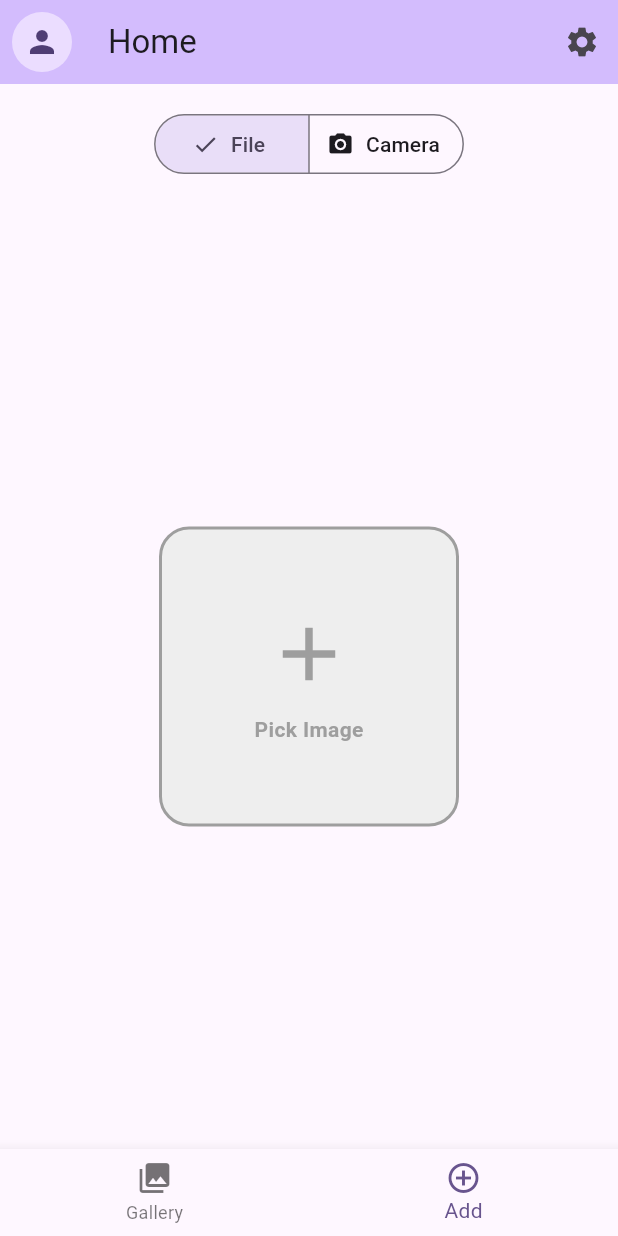
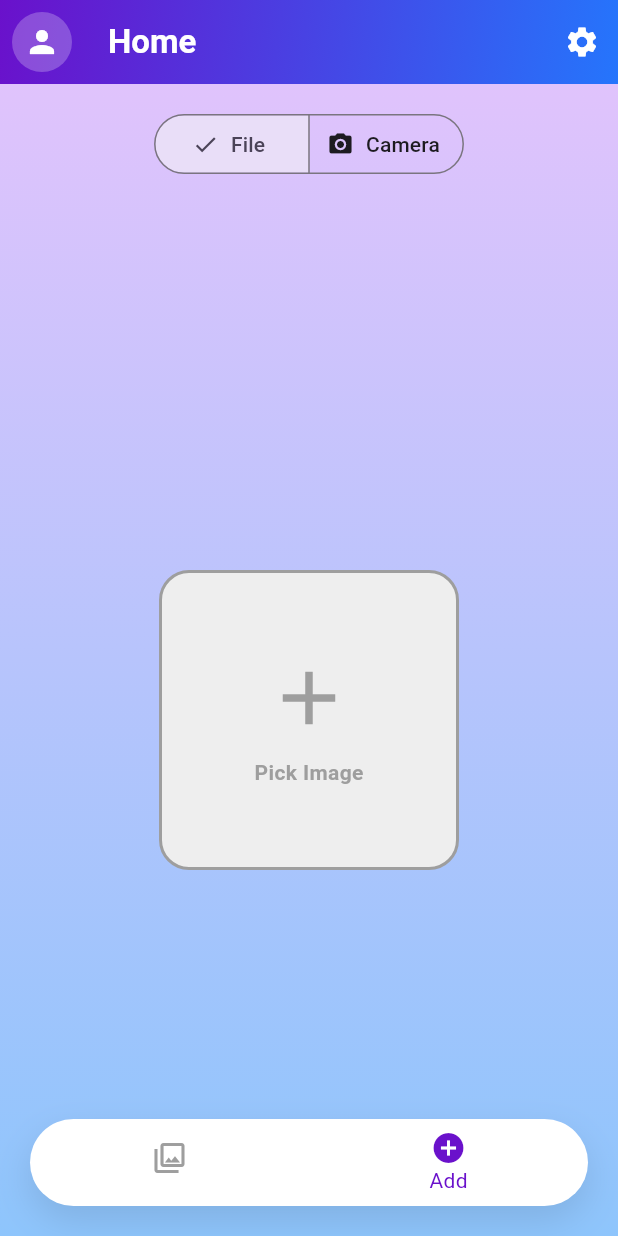
Before and after one commit to Luigi196362/IA-flutter, a Flutter app: the HomeScreen screen opened directly with empty values, item 2 of the bottom bar chosen, on a phone screen of 412 x 824 dp. Run offline on Flutter 3.47's test engine with Material 3 defaults, Android fonts, the phone set to English and light mode, and no system bars; our stand-ins replace camera, image_picker; network calls fail.

Commit message:
Mejora de interfaz de usuario

```diff
--- a/lib/screens/home_screen.dart
+++ b/lib/screens/home_screen.dart
@@ -32,9 +32,26 @@ class _HomeScreenState extends State<HomeScreen> {
     ];
 
     return Scaffold(
+      extendBody: true, // Important for floating bottom bar
       appBar: AppBar(
-        title: Text(AppLocalizations.of(context)!.homeTitle),
-        backgroundColor: Theme.of(context).colorScheme.inversePrimary,
+        title: Text(
+          AppLocalizations.of(context)!.homeTitle,
+          style: const TextStyle(
+            fontWeight: FontWeight.bold,
+            color: Colors.white,
+          ),
+        ),
+        backgroundColor: Colors.transparent,
+        elevation: 0,
+        flexibleSpace: Container(
+          decoration: const BoxDecoration(
+            gradient: LinearGradient(
+              colors: [Color(0xFF6A11CB), Color(0xFF2575FC)],
+              begin: Alignment.topLeft,
+              end: Alignment.bottomRight,
+            ),
+          ),
+        ),
         leading: Builder(
           builder: (context) => GestureDetector(
             onTap: () {
@@ -42,13 +59,16 @@ class _HomeScreenState extends State<HomeScreen> {
             },
             child: const Padding(
               padding: EdgeInsets.all(8.0),
-              child: CircleAvatar(child: Icon(Icons.person)),
+              child: CircleAvatar(
+                backgroundColor: Colors.white24,
+                child: Icon(Icons.person, color: Colors.white),
+              ),
             ),
           ),
         ),
         actions: [
           IconButton(
-            icon: const Icon(Icons.settings),
+            icon: const Icon(Icons.settings, color: Colors.white),
             onPressed: () {
               Navigator.push(
                 context,
@@ -59,26 +79,70 @@ class _HomeScreenState extends State<HomeScreen> {
         ],
       ),
       drawer: Drawer(
+        child: Container(
+          decoration: const BoxDecoration(
+            gradient: LinearGradient(
+              begin: Alignment.topCenter,
+              end: Alignment.bottomCenter,
+              colors: [Colors.white, Color(0xFFF3F4F6)],
+            ),
+          ),
           child: ListView(
             padding: EdgeInsets.zero,
             children: [
               UserAccountsDrawerHeader(
-              accountName: Text(widget.username),
+                accountName: Text(
+                  widget.username,
+                  style: const TextStyle(
+                    fontSize: 20,
+                    fontWeight: FontWeight.bold,
+                  ),
+                ),
                 accountEmail: null,
-              currentAccountPicture: const CircleAvatar(
-                child: Icon(Icons.person, size: 40),
+                currentAccountPicture: Container(
+                  decoration: BoxDecoration(
+                    shape: BoxShape.circle,
+                    border: Border.all(color: Colors.white, width: 2),
+                    boxShadow: [
+                      BoxShadow(
+                        color: Colors.black.withOpacity(0.2),
+                        blurRadius: 8,
+                        offset: const Offset(0, 4),
                       ),
-              decoration: BoxDecoration(
-                color: Theme.of(context).colorScheme.primary,
+                    ],
+                  ),
+                  child: const CircleAvatar(
+                    backgroundColor: Colors.white,
+                    child: Icon(
+                      Icons.person,
+                      size: 40,
+                      color: Color(0xFF6A11CB),
+                    ),
+                  ),
+                ),
+                decoration: const BoxDecoration(
+                  gradient: LinearGradient(
+                    colors: [Color(0xFF6A11CB), Color(0xFF2575FC)],
+                    begin: Alignment.topLeft,
+                    end: Alignment.bottomRight,
+                  ),
                 ),
               ),
               ListTile(
-              leading: const Icon(Icons.logout),
-              title: Text(AppLocalizations.of(context)!.logoutLabel),
+                leading: const Icon(Icons.logout, color: Colors.red),
+                title: Text(
+                  AppLocalizations.of(context)!.logoutLabel,
+                  style: const TextStyle(
+                    color: Colors.red,
+                    fontWeight: FontWeight.bold,
+                  ),
+                ),
                 onTap: () {
                   Navigator.pushAndRemoveUntil(
                     context,
-                  MaterialPageRoute(builder: (context) => const LoginScreen()),
+                    MaterialPageRoute(
+                      builder: (context) => const LoginScreen(),
+                    ),
                     (route) => false,
                   );
                 },
@@ -86,26 +150,63 @@ class _HomeScreenState extends State<HomeScreen> {
             ],
           ),
         ),
-      body: _widgetOptions.elementAt(_selectedIndex),
-      bottomNavigationBar: BottomNavigationBar(
+      ),
+      body: Container(
+        decoration: const BoxDecoration(
+          gradient: LinearGradient(
+            begin: Alignment.topCenter,
+            end: Alignment.bottomCenter,
+            colors: [
+              Color(0xFFE0C3FC), // Light Purple
+              Color(0xFF8EC5FC), // Light Blue
+            ],
+          ),
+        ),
+        child: _widgetOptions.elementAt(_selectedIndex),
+      ),
+      bottomNavigationBar: Container(
+        margin: const EdgeInsets.all(20),
+        decoration: BoxDecoration(
+          color: Colors.white,
+          borderRadius: BorderRadius.circular(30),
+          boxShadow: [
+            BoxShadow(
+              color: Colors.black.withOpacity(0.1),
+              blurRadius: 20,
+              offset: const Offset(0, 10),
+            ),
+          ],
+        ),
+        child: ClipRRect(
+          borderRadius: BorderRadius.circular(30),
+          child: BottomNavigationBar(
             items: <BottomNavigationBarItem>[
               BottomNavigationBarItem(
-            icon: const Icon(Icons.photo_library),
+                icon: const Icon(Icons.photo_library_outlined),
+                activeIcon: const Icon(Icons.photo_library),
                 label: AppLocalizations.of(context)!.galleryLabel,
               ),
               BottomNavigationBarItem(
                 icon: const Icon(Icons.add_circle_outline),
+                activeIcon: const Icon(Icons.add_circle),
                 label: AppLocalizations.of(context)!.addLabel,
               ),
             ],
             currentIndex: _selectedIndex,
-        selectedItemColor: Theme.of(context).colorScheme.primary,
+            selectedItemColor: const Color(0xFF6A11CB),
+            unselectedItemColor: Colors.grey,
+            showUnselectedLabels: false,
+            backgroundColor: Colors.transparent,
+            elevation: 0,
+            type: BottomNavigationBarType.fixed,
             onTap: (index) {
               setState(() {
                 _selectedIndex = index;
               });
             },
           ),
+        ),
+      ),
     );
   }
 }
--- a/lib/widgets/gallery_view.dart
+++ b/lib/widgets/gallery_view.dart
@@ -253,16 +253,8 @@ class _GalleryViewState extends State<GalleryView> {
                                     image.classification,
                                     style: const TextStyle(
                                       fontWeight: FontWeight.bold,
-                                      fontSize: 14,
-                                    ),
-                                    maxLines: 1,
-                                    overflow: TextOverflow.ellipsis,
-                                  ),
-                                  Text(
-                                    image.name,
-                                    style: TextStyle(
-                                      color: Colors.grey[600],
-                                      fontSize: 12,
+                                      fontSize: 16,
+                                      color: Color(0xFF6A11CB),
                                     ),
                                     maxLines: 1,
                                     overflow: TextOverflow.ellipsis,
```
Lines whose indentation alone changed are shown as unchanged.
